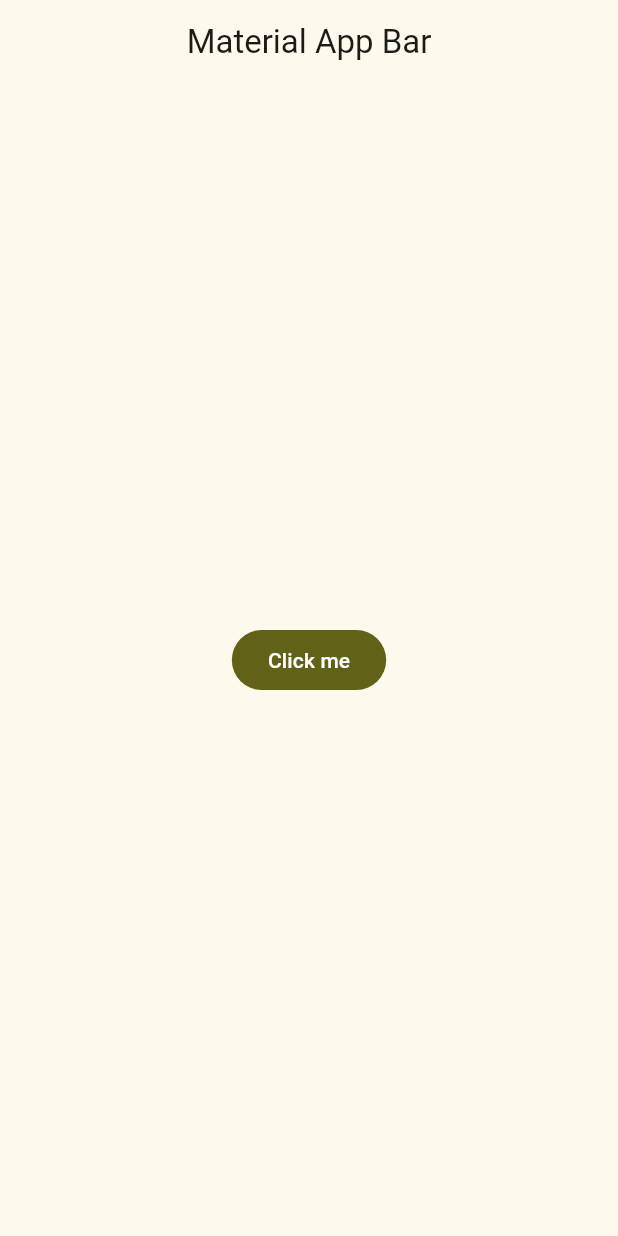
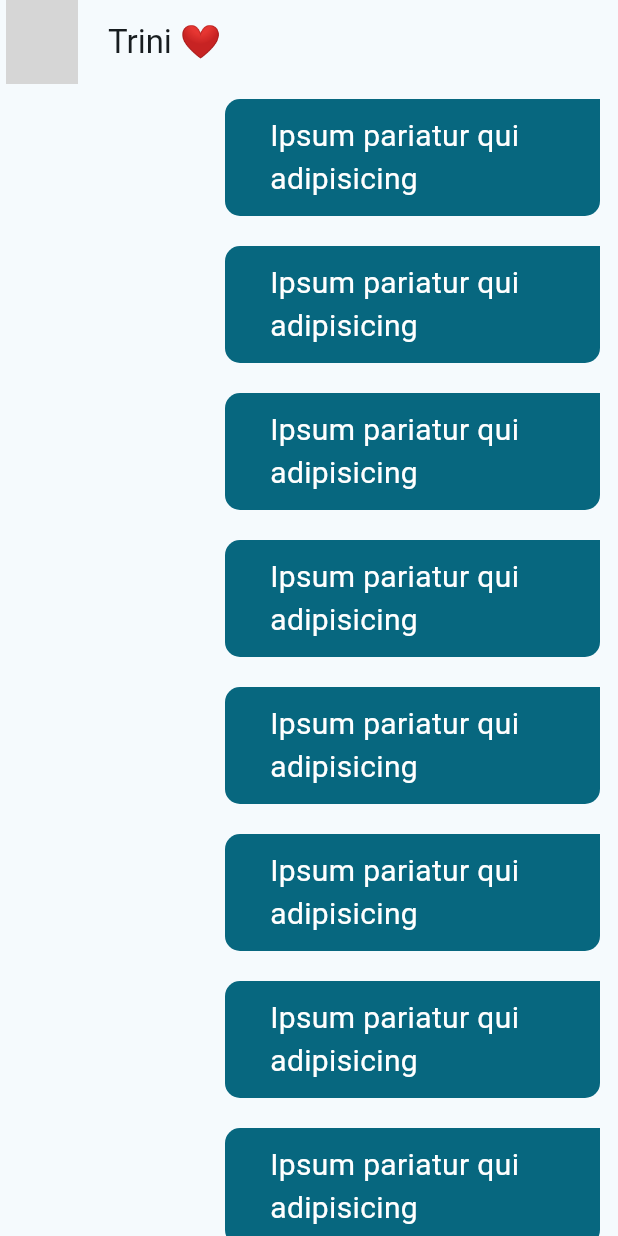
Before and after one commit to Ivand14/yes_no_app, a Flutter app: the screen it shows after launch, on a phone screen of 412 x 824 dp. Run offline on Flutter 3.47's test engine with Material 3 defaults, Android fonts, the phone set to English and light mode, and no system bars; network calls fail; grey boxes are pictures that could not be loaded.

Commit message:
bubble chats for my message created

```diff
--- a/lib/main.dart
+++ b/lib/main.dart
@@ -1,5 +1,6 @@
 import 'package:flutter/material.dart';
 import 'package:yes_no_app/config/theme/app_theme.dart';
+import 'package:yes_no_app/presentation/screens/chat/chat_screen.dart';
 
 void main() => runApp(const MyApp());
 
@@ -9,17 +10,9 @@ class MyApp extends StatelessWidget {
   @override
   Widget build(BuildContext context) {
     return MaterialApp(
-      title: 'Material App',
-      theme: AppTheme(selectedTheme: 2).theme(),
-      debugShowCheckedModeBanner: false,
-      home: Scaffold(
-        appBar: AppBar(
-          title: const Center(child: Text('Material App Bar')),
-        ),
-        body: Center(
-          child: FilledButton(onPressed: () {}, child: const Text('Click me')),
-        ),
-      ),
-    );
+        title: 'Material App',
+        theme: AppTheme(selectedTheme: 1).theme(),
+        debugShowCheckedModeBanner: false,
+        home: const ChatScreen());
   }
 }
--- /dev/null
+++ b/lib/presentation/screens/chat/chat_screen.dart
@@ -0,0 +1,41 @@
+import 'package:flutter/material.dart';
+import 'package:yes_no_app/presentation/widget/my_message_bubble.dart';
+
+class ChatScreen extends StatelessWidget {
+  const ChatScreen({super.key});
+
+  @override
+  Widget build(BuildContext context) {
+    return Scaffold(
+      appBar: AppBar(
+        title: const Text('Trini ❤️'),
+        centerTitle: false,
+        leading: const Padding(
+          padding: EdgeInsets.symmetric(horizontal: 4),
+          child: CircleAvatar(
+            backgroundImage: NetworkImage(
+                'https://i.pinimg.com/originals/bd/88/95/bd88954a01152a01763ae356e665a251.jpg'),
+          ),
+        ),
+      ),
+      body: _ChatView(),
+    );
+  }
+}
+
+class _ChatView extends StatelessWidget {
+  @override
+  Widget build(BuildContext context) {
+    return SafeArea(
+        child: Padding(
+      padding: const EdgeInsets.symmetric(horizontal: 10),
+      child: Expanded(
+          child: ListView.builder(
+        itemBuilder: (context, index) {
+          return const MyMessage();
+        },
+        itemCount: 100,
+      )),
+    ));
+  }
+}
--- /dev/null
+++ b/lib/presentation/widget/my_message_bubble.dart
@@ -0,0 +1,36 @@
+import 'package:flutter/material.dart';
+import 'package:yes_no_app/config/theme/app_theme.dart';
+
+class MyMessage extends StatelessWidget {
+  const MyMessage({super.key});
+
+  @override
+  Widget build(BuildContext context) {
+    final bubbleColor = Theme.of(context).colorScheme;
+
+    return Column(
+      crossAxisAlignment: CrossAxisAlignment.end,
+      children: [
+        Padding(
+          padding: const EdgeInsets.symmetric(horizontal: 2, vertical: 10),
+          child: Container(
+            width: 250,
+            decoration: BoxDecoration(
+                color: bubbleColor.primary,
+                borderRadius: const BorderRadius.only(
+                    bottomRight: Radius.circular(10),
+                    bottomLeft: Radius.circular(10),
+                    topLeft: Radius.circular(10))),
+            child: const Padding(
+              padding: EdgeInsets.symmetric(horizontal: 30, vertical: 10),
+              child: Text(
+                'Ipsum pariatur qui adipisicing ',
+                style: TextStyle(fontSize: 20, color: Colors.white),
+              ),
+            ),
+          ),
+        )
+      ],
+    );
+  }
+}
```
